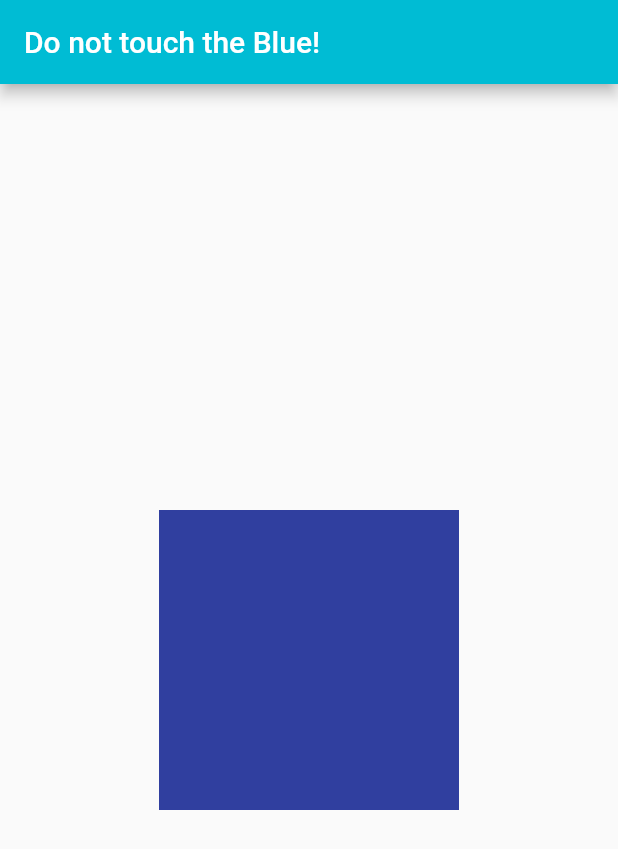
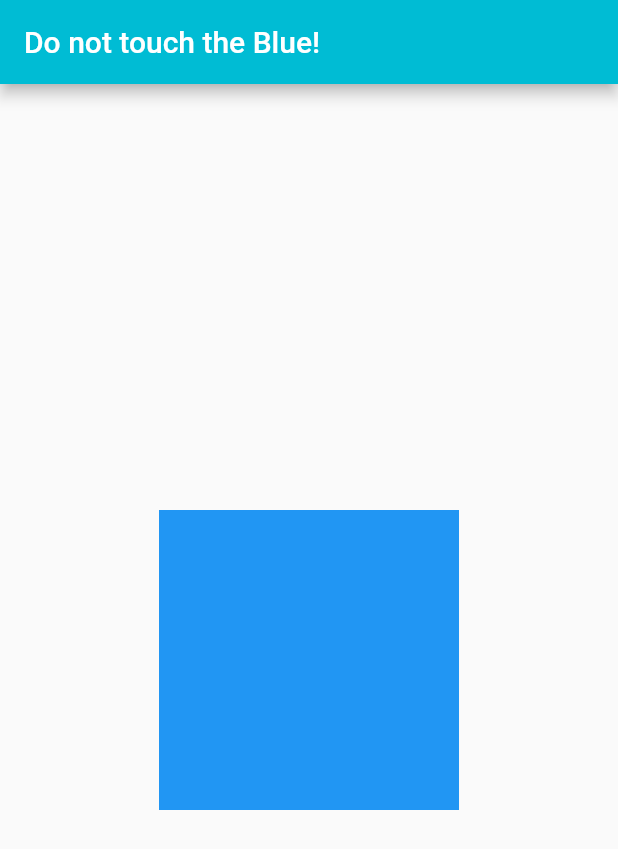
Before and after one commit to SzyAgustin/dont-blue, a Flutter app: the screen it shows after launch, on a phone screen of 412 x 824 dp. Shown: the top 849 px of the screen. Run offline on Flutter 3.47's test engine with Material 2 defaults, Android fonts, the phone set to English and light mode, and no system bars; our stand-ins replace vibration.

Commit message:
box change color randomly

```diff
--- a/lib/src/screens/home.dart
+++ b/lib/src/screens/home.dart
@@ -1,5 +1,6 @@
 import 'package:flutter/material.dart';
 import '../widgets/box_pressed_animation.dart';
+
 class Home extends StatefulWidget {
   @override
   HomeState createState() {
@@ -17,7 +18,9 @@ class HomeState extends State<Home> {
         title: Text('Do not touch the Blue!'),
       ),
       body: Center(
-        child: BoxPressedAnimation(),
+        child: Container(
+          child: BoxPressedAnimation(),
+        ),
       ),
     );
   }
--- a/lib/src/widgets/box_pressed_animation.dart
+++ b/lib/src/widgets/box_pressed_animation.dart
@@ -1,6 +1,6 @@
 import 'package:flutter/material.dart';
-import 'color_box.dart';
 import 'package:vibration/vibration.dart';
+import 'dart:math';
 
 class BoxPressedAnimation extends StatefulWidget {
   @override
@@ -12,7 +12,8 @@ class _BoxPressedAnimationState extends State<BoxPressedAnimation>
   Animation<double> _boxAnimation;
   AnimationController _boxController;
   int counter = 0;
-  bool green = false;
+  Color color = Colors.blue;
+  List<Color> colors = [Colors.indigo[700], Colors.greenAccent[700], Colors.redAccent[700]];
 
   @override
   void initState() {
@@ -54,14 +55,17 @@ class _BoxPressedAnimationState extends State<BoxPressedAnimation>
 
   onTap() {
     executeAnimation();
-
-    green = !green;
     setState(() {});
   }
 
   executeAnimation() {
     _boxController.forward();
     Vibration.vibrate(duration: 150);
+    nextColor();
+  }
+
+  nextColor(){
+    color = colors[Random().nextInt(3)];
   }
 
   @override
@@ -71,7 +75,7 @@ class _BoxPressedAnimationState extends State<BoxPressedAnimation>
       child: Container(
         height: _boxAnimation.value,
         width: _boxAnimation.value,
-        color: green ? Colors.lightGreenAccent[700] : Colors.indigo[700],
+        color: color,
       ),
     );
   }
```
